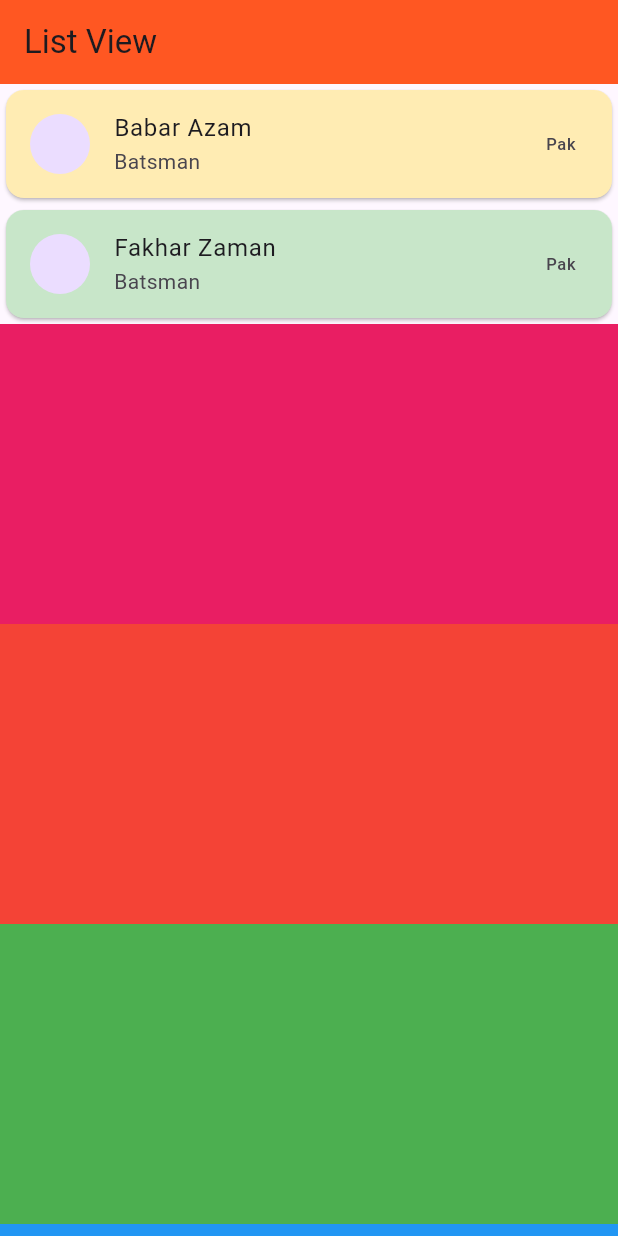
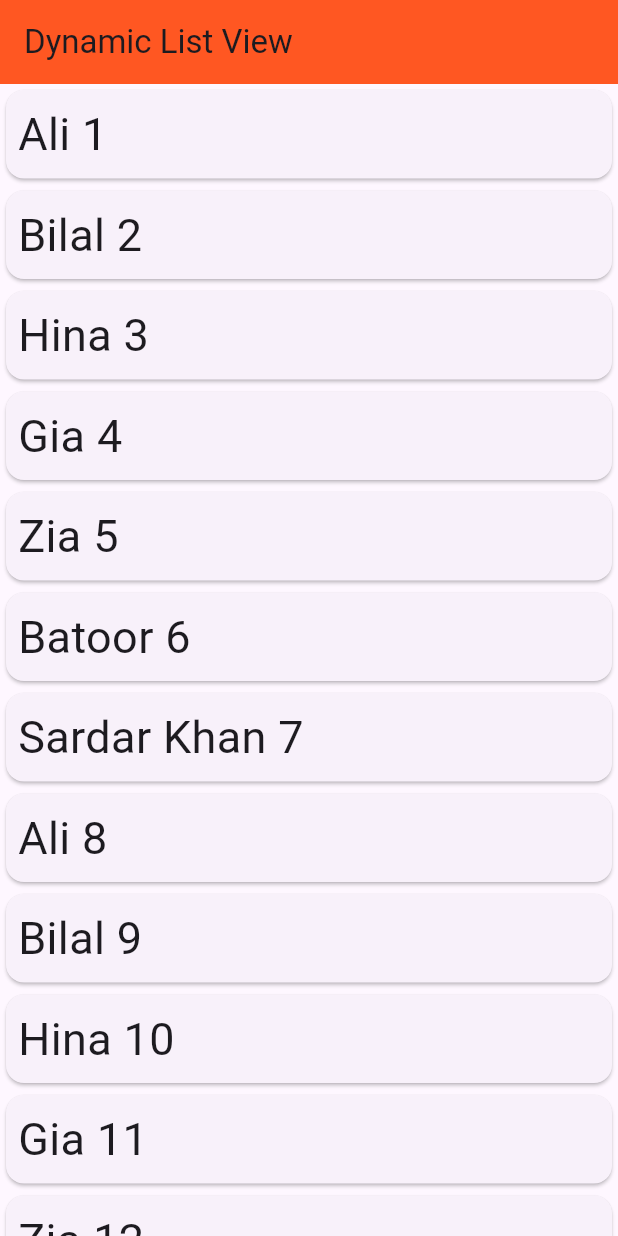
Before and after one commit to abidroid/uoajk_day3, a Flutter app: the screen it shows after launch, on a phone screen of 412 x 824 dp. Run offline on Flutter 3.47's test engine with Material 3 defaults, Android fonts, the phone set to English and light mode, and no system bars.

Commit message:
dynamic listview

```diff
--- a/lib/main.dart
+++ b/lib/main.dart
@@ -1,4 +1,5 @@
 import 'package:flutter/material.dart';
+import 'package:uoajk_day3/screens/dynamic_listview_screen.dart';
 import 'package:uoajk_day3/screens/listview_demo_screen.dart';
 
 void main() {
@@ -18,7 +19,7 @@ class MyApp extends StatelessWidget {
 
         colorScheme: ColorScheme.fromSeed(seedColor: Colors.deepPurple),
       ),
-      home: const ListviewDemoScreen(),
+      home: const DynamicListviewScreen(),
     );
   }
 }
--- /dev/null
+++ b/lib/screens/dynamic_listview_screen.dart
@@ -0,0 +1,48 @@
+import 'package:flutter/material.dart';
+
+class DynamicListviewScreen extends StatelessWidget {
+  const DynamicListviewScreen({super.key});
+
+  @override
+  Widget build(BuildContext context) {
+
+    // Hard Coded
+    List<String> friends = [
+      'Ali',
+      'Bilal',
+      'Hina',
+      'Gia',
+      'Zia',
+      'Batoor',
+      'Sardar Khan',
+      'Ali',
+      'Bilal',
+      'Hina',
+      'Gia',
+      'Zia',
+      'Batoor',
+      'Sardar Khan',
+    ];
+
+    return Scaffold(
+      appBar: AppBar(
+        title: const Text('Dynamic List View'),
+        backgroundColor: Colors.deepOrange,
+      ),
+
+      body: ListView.builder(
+          itemCount: friends.length,
+          itemBuilder: (BuildContext context, int index){
+
+            String friend = friends[index];
+
+            return Card(
+              child: Padding(
+                padding: const EdgeInsets.all(8.0),
+                child: Text('$friend ${index+1}', style: TextStyle(fontSize: 30),),
+              ),
+            );
+          }),
+    );
+  }
+}
```
